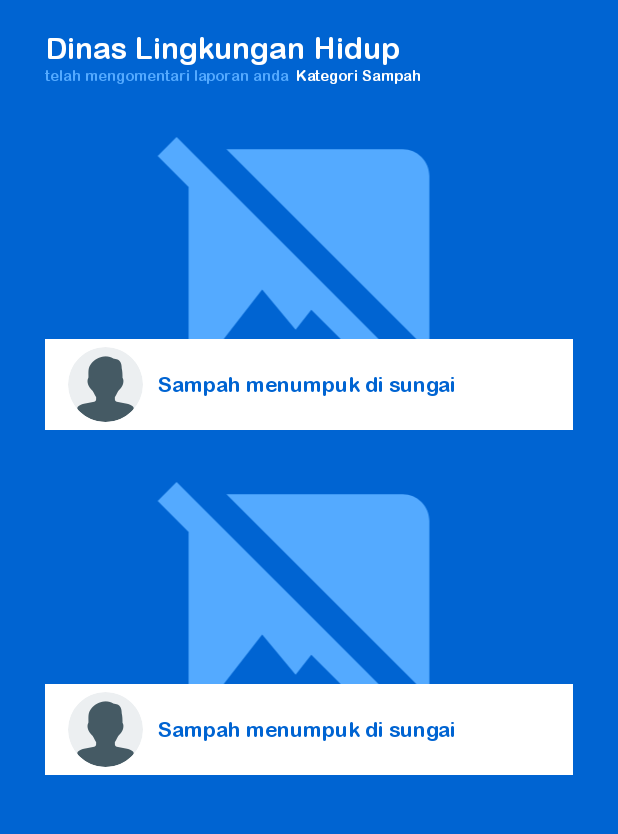
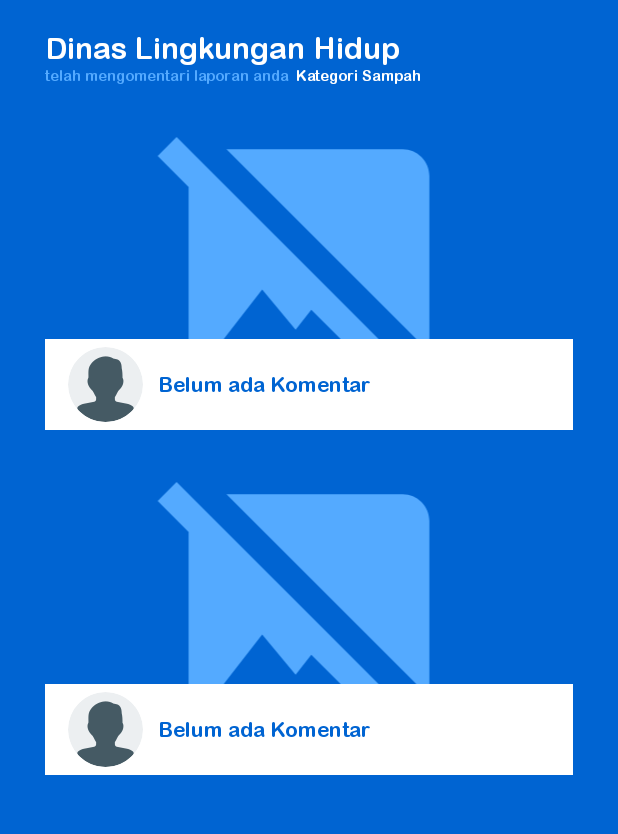
Before and after one commit to devrouw/E-Lapor_app, an Android app: the fragment DetailPerbaikanFragment placed in its activity, on a phone screen of 412 x 824 dp, the part 135-969 px from its top. Run offline under Robolectric (Android 15) with nearby library versions, the phone set to English and light mode, and no system bars; our stand-ins replace CircleImageView, Timber; 4 statements that could not run were skipped.

Commit message:
nambah logic komentar

```diff
--- a/app/src/main/java/com/lollipop/e_lapor/view/ui/fragment/DetailPerbaikanFragment.kt
+++ b/app/src/main/java/com/lollipop/e_lapor/view/ui/fragment/DetailPerbaikanFragment.kt
@@ -87,8 +87,12 @@ class DetailPerbaikanFragment : Fragment() {
                     )
                     if(data.get(0).id_perbaikan.equals("0")){
                         _binding.rvDinas.visibility = View.GONE
-                        _binding.tvKeterangan.text = "belum mengomentari laporan anda"
+                        _binding.tvKeterangan.text = "Belum ada Komentar"
                     }else{
+                        if(data.get(0).keterangan == null){
+                            _binding.rvDinas.visibility = View.GONE
+                            _binding.tvKeterangan.text = "Belum ada Komentar"
+                        }
                         _binding.tvBalasan.setText(data.get(0).keterangan)
                         GlideUtil.buildDefaultGlide(
                             requireActivity(),"${Constant.URL.IMAGE_URL}${data.get(0).foto_perbaikan}",_binding.ivPerbaikan,
--- a/app/src/main/res/layout/fragment_detail_perbaikan.xml
+++ b/app/src/main/res/layout/fragment_detail_perbaikan.xml
@@ -76,7 +76,7 @@
                 android:layout_marginStart="10dp"
                 android:fontFamily="@font/arlrdbd"
                 android:textColor="@color/blue_500"
-                android:text="Sampah menumpuk di sungai"
+                android:text="Belum ada Komentar"
                 android:layout_gravity="center_vertical"/>
         </LinearLayout>
     </RelativeLayout>
@@ -118,7 +118,7 @@
                 android:layout_marginStart="10dp"
                 android:fontFamily="@font/arlrdbd"
                 android:textColor="@color/blue_500"
-                android:text="Sampah menumpuk di sungai"
+                android:text="Belum ada Komentar"
                 android:layout_gravity="center_vertical"/>
         </LinearLayout>
     </RelativeLayout>
```
